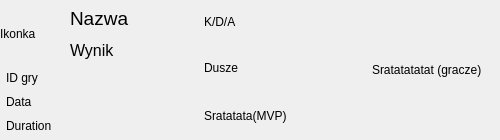
The window that qt-designer/game.ui (marcos-188/deadlock-stats) describes before a commit, drawn with Qt 5.
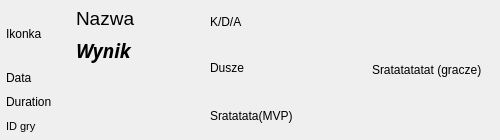
The same window after the commit.

Diff of the .ui file:
```diff
--- a/qt-designer/game.ui
+++ b/qt-designer/game.ui
@@ -49,6 +49,9 @@
    </property>
    <item>
     <layout class="QGridLayout" name="gridLayout">
+     <property name="leftMargin">
+      <number>6</number>
+     </property>
      <property name="spacing">
       <number>0</number>
      </property>
@@ -152,12 +155,18 @@
          </property>
          <property name="font">
           <font>
-           <pointsize>12</pointsize>
+           <family>VALVE Oracle</family>
+           <pointsize>14</pointsize>
+           <italic>true</italic>
+           <bold>true</bold>
           </font>
          </property>
          <property name="text">
           <string>Wynik</string>
          </property>
+         <property name="textFormat">
+          <enum>Qt::TextFormat::PlainText</enum>
+         </property>
         </widget>
        </item>
       </layout>
@@ -165,15 +174,8 @@
      <item row="1" column="0" colspan="2">
       <layout class="QVBoxLayout" name="verticalLayout_4">
        <property name="leftMargin">
-        <number>6</number>
+        <number>0</number>
        </property>
-       <item>
-        <widget class="QLabel" name="label_idgry">
-         <property name="text">
-          <string>ID gry</string>
-         </property>
-        </widget>
-       </item>
        <item>
         <widget class="QLabel" name="label_data">
          <property name="text">
@@ -188,6 +190,18 @@
          </property>
         </widget>
        </item>
+       <item>
+        <widget class="QLabel" name="label_idgry">
+         <property name="font">
+          <font>
+           <pointsize>8</pointsize>
+          </font>
+         </property>
+         <property name="text">
+          <string>ID gry</string>
+         </property>
+        </widget>
+       </item>
       </layout>
      </item>
     </layout>
```
